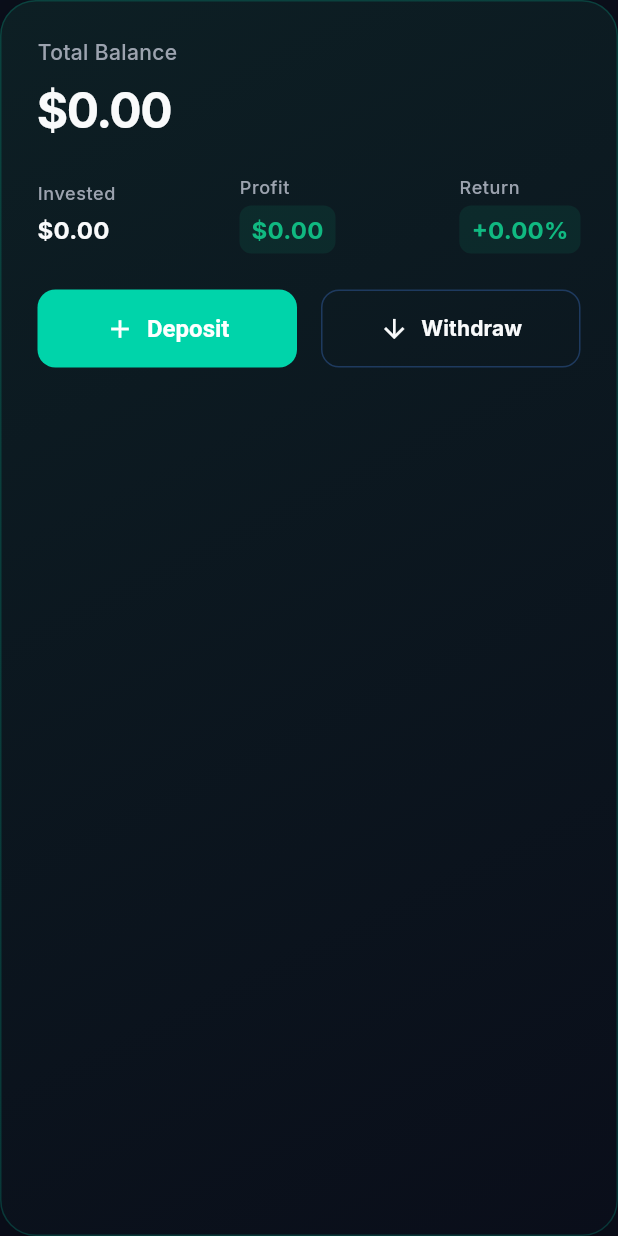
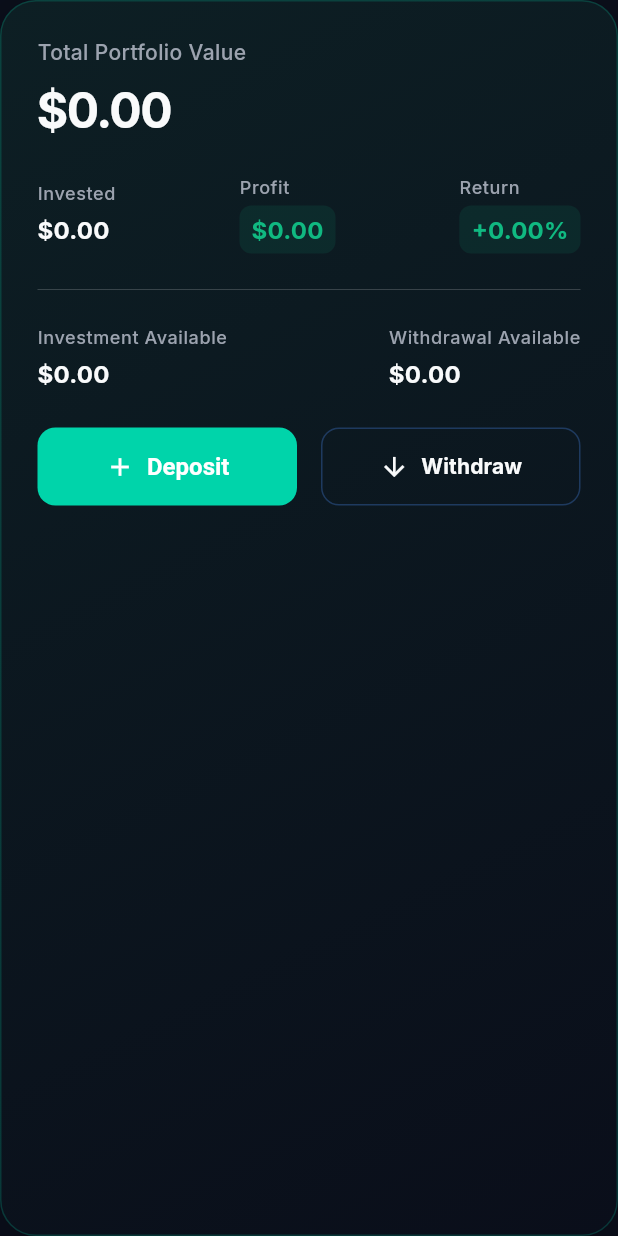
Before and after one commit to mateuss-silva/fintech_session_guard, a Flutter app: the PortfolioSummaryCard widget shown alone on an empty page, opened directly with empty values, on a phone screen of 412 x 824 dp. Run offline on Flutter 3.47's test engine with Material 3 defaults, Android fonts, the phone set to English and light mode, and no system bars; our stand-ins replace dartz, dio, equatable, flutter_bloc, flutter_secure_storage, get_it and 8 more; missing offline and left inert: dart:js_interop; accounts and stored records are empty; network calls fail.

Commit message:
feat: Add portfolio summary entity, data model, and presentation card for the home screen.

```diff
--- a/lib/features/home/domain/entities/portfolio_summary_entity.dart
+++ b/lib/features/home/domain/entities/portfolio_summary_entity.dart
@@ -8,6 +8,8 @@ class PortfolioSummaryEntity extends Equatable {
   final double totalProfit;
   final double variationPct;
   final double availableBalance;
+  final double availableForInvestment;
+  final double availableForWithdrawal;
   final int totalAssets;
   final List<AssetEntity> assets;
 
@@ -18,6 +20,8 @@ class PortfolioSummaryEntity extends Equatable {
     required this.totalProfit,
     required this.variationPct,
     required this.availableBalance,
+    required this.availableForInvestment,
+    required this.availableForWithdrawal,
     required this.totalAssets,
     required this.assets,
   });
@@ -30,6 +34,8 @@ class PortfolioSummaryEntity extends Equatable {
     totalProfit,
     variationPct,
     availableBalance,
+    availableForInvestment,
+    availableForWithdrawal,
     totalAssets,
     assets,
   ];
--- a/lib/features/home/presentation/widgets/portfolio_summary_card.dart
+++ b/lib/features/home/presentation/widgets/portfolio_summary_card.dart
@@ -43,7 +43,7 @@ class PortfolioSummaryCard extends StatelessWidget {
           crossAxisAlignment: CrossAxisAlignment.start,
           children: [
             Text(
-              'Total Balance',
+              'Total Portfolio Value',
               style: Theme.of(context).textTheme.bodyMedium?.copyWith(
                 color: AppColors.textSecondary,
                 fontWeight: FontWeight.w500,
@@ -81,6 +81,26 @@ class PortfolioSummaryCard extends StatelessWidget {
                   '${summary.variationPct >= 0 ? '+' : ''}${percentFormat.format(summary.variationPct / 100)}',
                   summary.variationPct >= 0 ? AppColors.profit : AppColors.loss,
                   isProfit: true,
+                ),
+              ],
+            ),
+            const SizedBox(height: 16),
+            const Divider(color: Colors.white24),
+            const SizedBox(height: 16),
+            Row(
+              mainAxisAlignment: MainAxisAlignment.spaceBetween,
+              children: [
+                _buildStat(
+                  context,
+                  'Investment Available',
+                  currencyFormat.format(summary.availableForInvestment),
+                  AppColors.textPrimary,
+                ),
+                _buildStat(
+                  context,
+                  'Withdrawal Available',
+                  currencyFormat.format(summary.availableForWithdrawal),
+                  AppColors.textPrimary,
                 ),
               ],
             ),
```
Also changed, not shown: lib/features/home/data/models/portfolio_summary_model.dart (+12 -0 lines).
